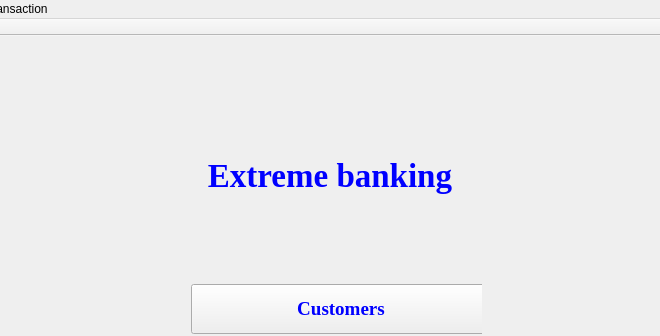
This is mainwindow.ui in jonathansaetre/BankSystem as Qt 5 draws it before an edit; both pictures show x 150 to 810 and y 0 to 336 of the 900 by 700 pixel window. The edited form follows.
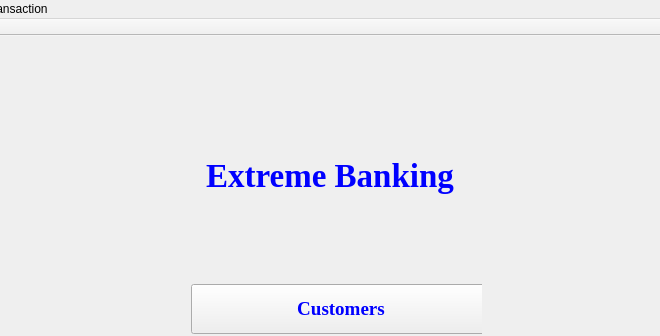
This is the edited form.

Diff of the .ui file:
```diff
--- a/mainwindow.ui
+++ b/mainwindow.ui
@@ -61,7 +61,7 @@
      <string notr="true">color:blue</string>
     </property>
     <property name="text">
-     <string>Extreme banking</string>
+     <string>Extreme Banking</string>
     </property>
     <property name="alignment">
      <set>Qt::AlignCenter</set>
```
Left out of the diff: 4 changed lines with no effect on the pictures.
